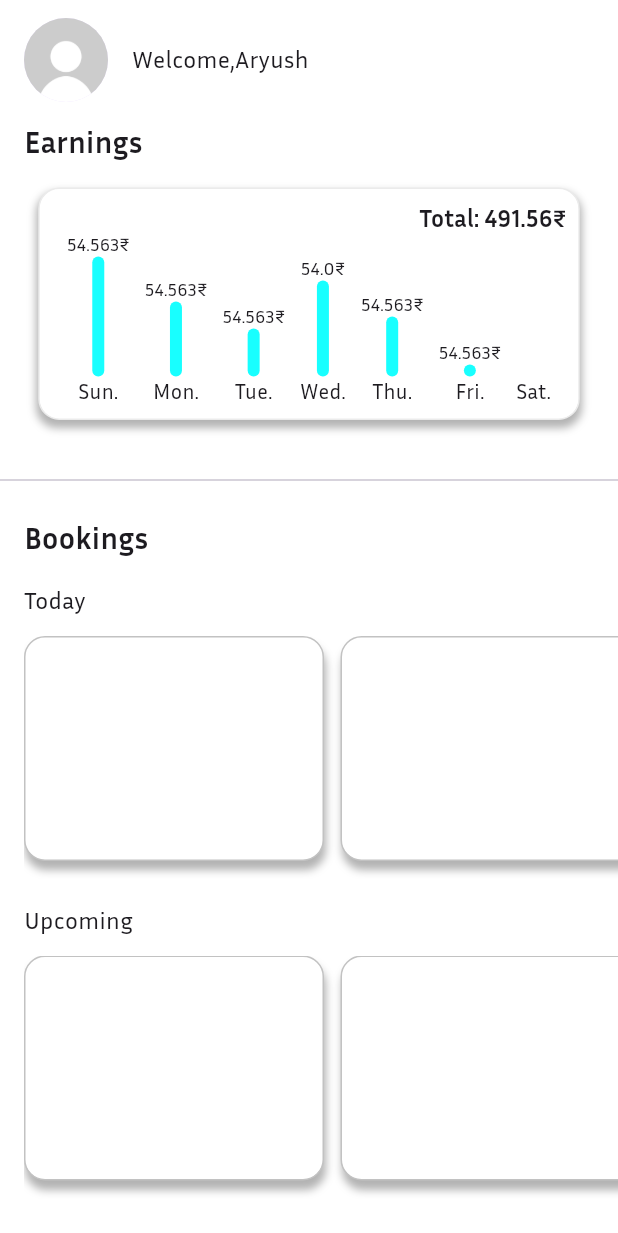
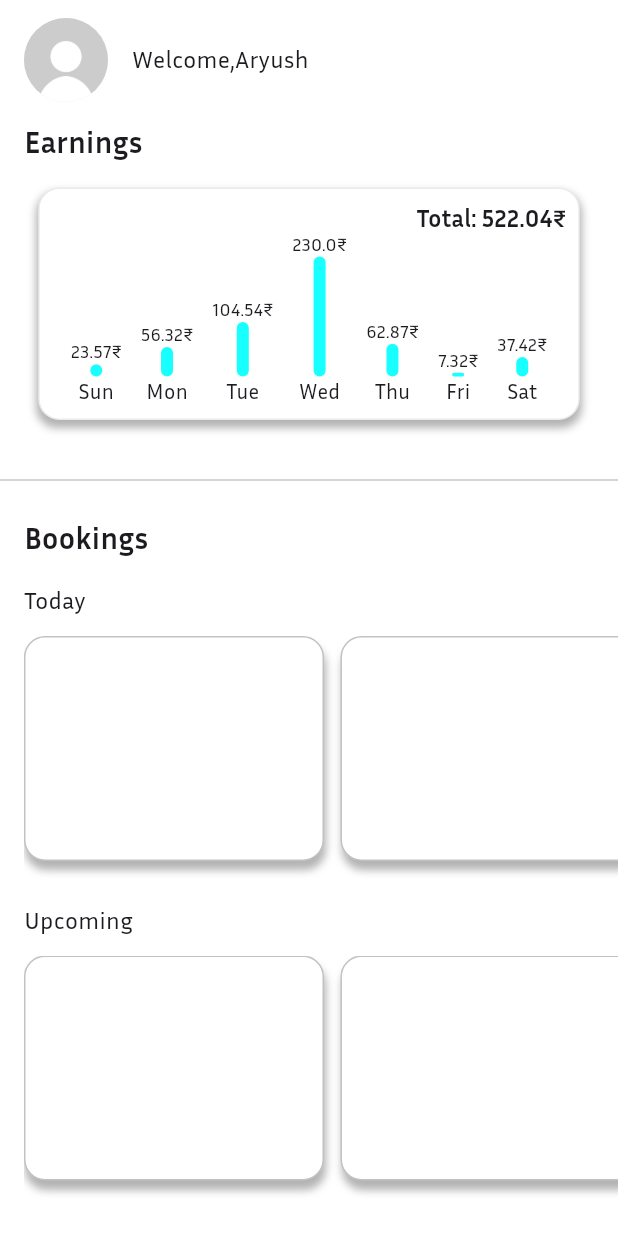
Before and after one commit to MohammedHishamFarouk/TrainerDashboard, a Flutter app: the screen it shows after launch, on a phone screen of 412 x 824 dp. Shown: the top 1233 px of the screen. Run offline on Flutter 3.47's test engine with Material 3 defaults, Android fonts, the phone set to English and light mode, and no system bars.

Commit message:
finished setting up the earnings graph

```diff
--- a/lib/core/components/earnings_graph.dart
+++ b/lib/core/components/earnings_graph.dart
@@ -1,4 +1,5 @@
 import 'package:flutter/material.dart';
+import 'package:trainer_dashboard/core/constants.dart';
 import 'package:trainer_dashboard/core/helpers/functions.dart';
 import 'package:trainer_dashboard/core/style/color_manager.dart';
 
@@ -32,7 +33,7 @@ class EarningsGraph extends StatelessWidget {
               Align(
                 alignment: Alignment.topRight,
                 child: Text(
-                  'Total: 491.56₹',
+                  'Total: ${roundHundredths(Constants.totalEarnings)}₹',
                   style: TextStyle(fontWeight: FontWeight.bold, fontSize: 16),
                 ),
               ),
@@ -42,19 +43,7 @@ class EarningsGraph extends StatelessWidget {
                   Row(
                     mainAxisAlignment: MainAxisAlignment.spaceEvenly,
                     crossAxisAlignment: CrossAxisAlignment.end,
-                    children: [
-                      DailyStat(day: "Sun.", height: 80, earnings: 54.563),
-                      DailyStat(day: "Mon.", height: 50, earnings: 54.563),
-                      DailyStat(day: "Tue.", height: 32, earnings: 54.563),
-                      DailyStat(
-                        day: "Wed.",
-                        height: 64,
-                        earnings: roundHundredths(54),
-                      ),
-                      DailyStat(day: "Thu.", height: 40, earnings: 54.563),
-                      DailyStat(day: "Fri.", height: 8, earnings: 54.563),
-                      DailyStat(day: "Sat.", height: 5, earnings: 54.563),
-                    ],
+                    children: getDailyStats(),
                   ),
                 ],
               ),
@@ -65,34 +54,3 @@ class EarningsGraph extends StatelessWidget {
     );
   }
 }
-
-class DailyStat extends StatelessWidget {
-  const DailyStat({
-    super.key,
-    required this.day,
-    required this.height,
-    this.earnings = 0.00,
-  });
-
-  final String day;
-  final double height;
-  final double earnings;
-
-  @override
-  Widget build(BuildContext context) {
-    return Column(
-      children: [
-        Text(height < 8 ? '' : '$earnings₹', style: TextStyle(fontSize: 12)),
-        Container(
-          width: 8,
-          height: height < 8 ? 0 : height,
-          decoration: BoxDecoration(
-            color: Theme.of(context).secondaryHeaderColor,
-            borderRadius: BorderRadius.circular(4),
-          ),
-        ),
-        Text(day),
-      ],
-    );
-  }
-}
--- a/lib/core/helpers/functions.dart
+++ b/lib/core/helpers/functions.dart
@@ -1,3 +1,27 @@
+import 'package:trainer_dashboard/core/components/daily_stat.dart';
+import 'package:trainer_dashboard/core/constants.dart';
+
 double roundHundredths(double value) {
   return (value * 100).round() / 100;
 }
+
+List<DailyStat> getDailyStats() => List.generate(7, (index) {
+  if (Constants.dummyEarnings.length < 7 &&
+      Constants.dummyEarnings.isNotEmpty) {
+    Constants.dummyEarnings.add(0);
+  }
+  return DailyStat(
+    day: Constants.days[index],
+    height:
+        Constants.dummyEarnings.isEmpty
+            ? 0
+            : 80 * (Constants.dummyEarnings[index] / Constants.maxEarnings),
+    earnings: roundHundredths(
+      Constants.dummyEarnings.isEmpty ? 0 : Constants.dummyEarnings[index],
+    ),
+  );
+});
+
+double getMax(List<double> list) {
+  return list.reduce((a, b) => a > b ? a : b);
+}
```
